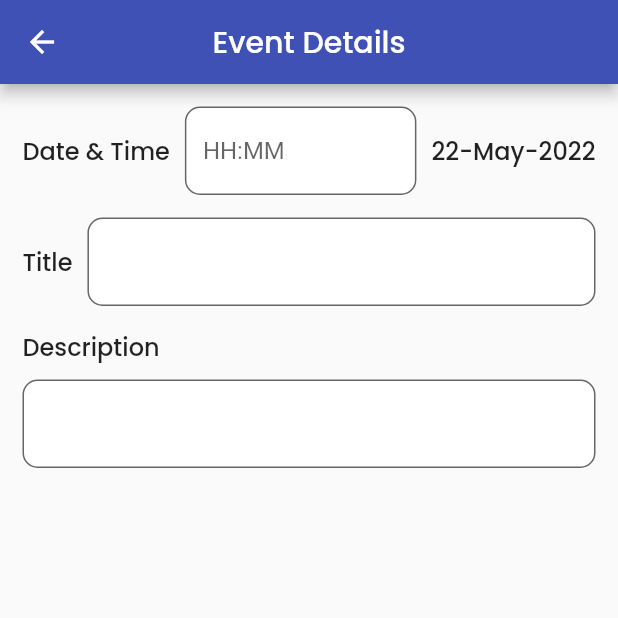
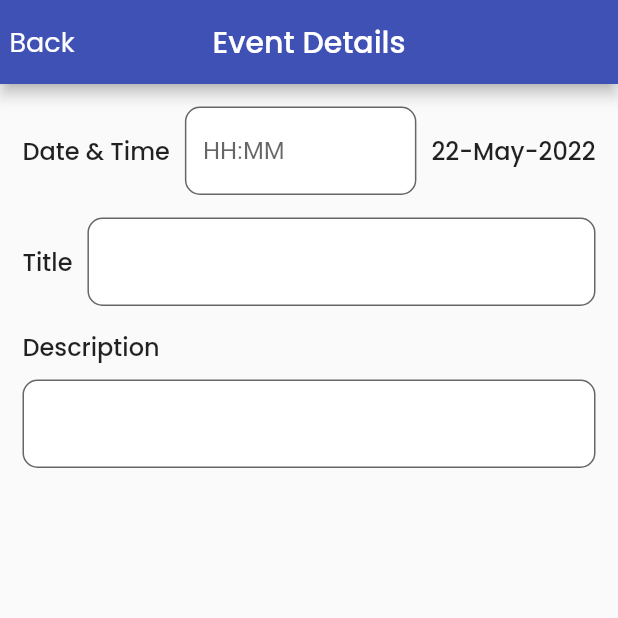
Before and after one commit to jaydip-kundaliya/machine_test, a Flutter app: the CreateEventView screen opened by its route, on a phone screen of 412 x 824 dp, the top half of it. Run offline on Flutter 3.47's test engine with Material 2 defaults, Android fonts, the phone set to English and light mode, and no system bars; our stand-ins replace get, get_it, google_fonts, mask_text_input_formatter, shared_preferences; accounts and stored records are empty.

Commit message:
[ADD] back pressed

```diff
--- a/lib/ui/create_event/create_event_view.dart
+++ b/lib/ui/create_event/create_event_view.dart
@@ -21,7 +21,20 @@ class CreateEventView extends StatelessWidget {
     final calenderCtr = CalenderController.calenderController;
     DateTime selectedDate = _initializeArguments(calenderCtr);
     return Scaffold(
-      appBar: const BaseAppBar(title: 'Event Details'),
+      appBar: BaseAppBar(
+        title: 'Event Details',
+        leading: Center(
+          child: InkWell(
+            onTap: () {
+              Get.back();
+            },
+            child: Text(
+              'Back',
+              style: AppTextStyle.poppins(fontSize: 18),
+            ),
+          ),
+        ),
+      ),
       body: Padding(
         padding: const EdgeInsets.symmetric(
           horizontal: 15.0,
--- a/lib/ui/shared/app_bar.dart
+++ b/lib/ui/shared/app_bar.dart
@@ -5,17 +5,20 @@ import '../../utils/app_text_style.dart';
 
 class BaseAppBar extends StatelessWidget implements PreferredSizeWidget {
   final String title;
+  final Widget? leading;
   final List<Widget> actions;
   const BaseAppBar({
     Key? key,
     required this.title,
     this.actions = const [],
+    this.leading,
   }) : super(key: key);
 
   @override
   Widget build(BuildContext context) {
     return AppBar(
       backgroundColor: AppColors.primaryColor,
+      leading: leading,
       title: Text(
         title,
         style: AppTextStyle.poppins(),
```
Also changed, not shown: pubspec.yaml (+0 -8 lines).
